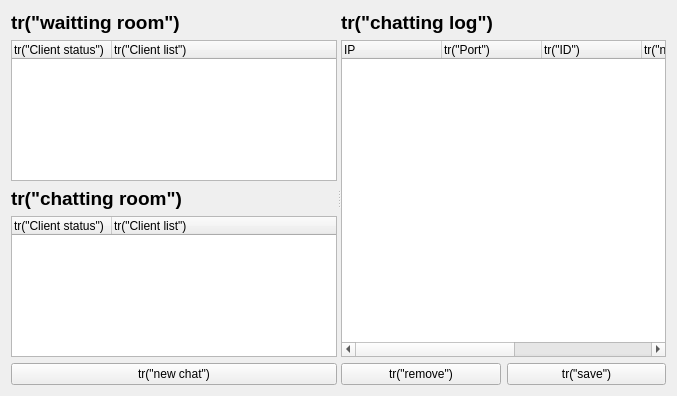
Above: CSApp/chatform.ui from ToSaveData/qt_source before the change. Below: the same form after it.
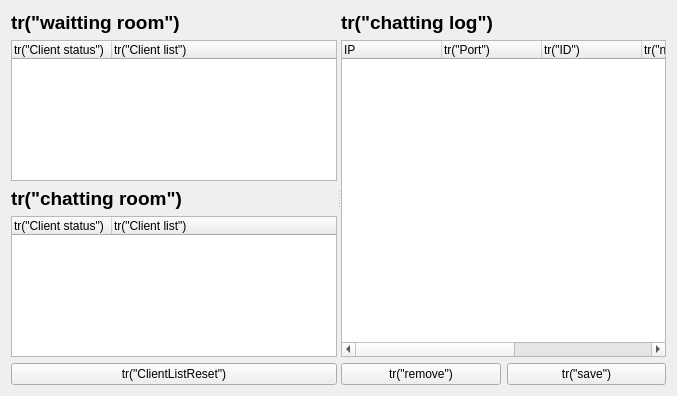
That is the form after the change.

Commit message: server/client...hard

Diff of the .ui file:
```diff
--- a/CSApp/chatform.ui
+++ b/CSApp/chatform.ui
@@ -118,7 +118,7 @@
             </size>
            </property>
            <property name="text">
-            <string>tr(&quot;new chat&quot;)</string>
+            <string>tr(&quot;ClientListReset&quot;)</string>
            </property>
           </widget>
          </item>
```
Left out of the diff: 2 changed lines with no effect on the pictures. The commit also changes 16 other files.
